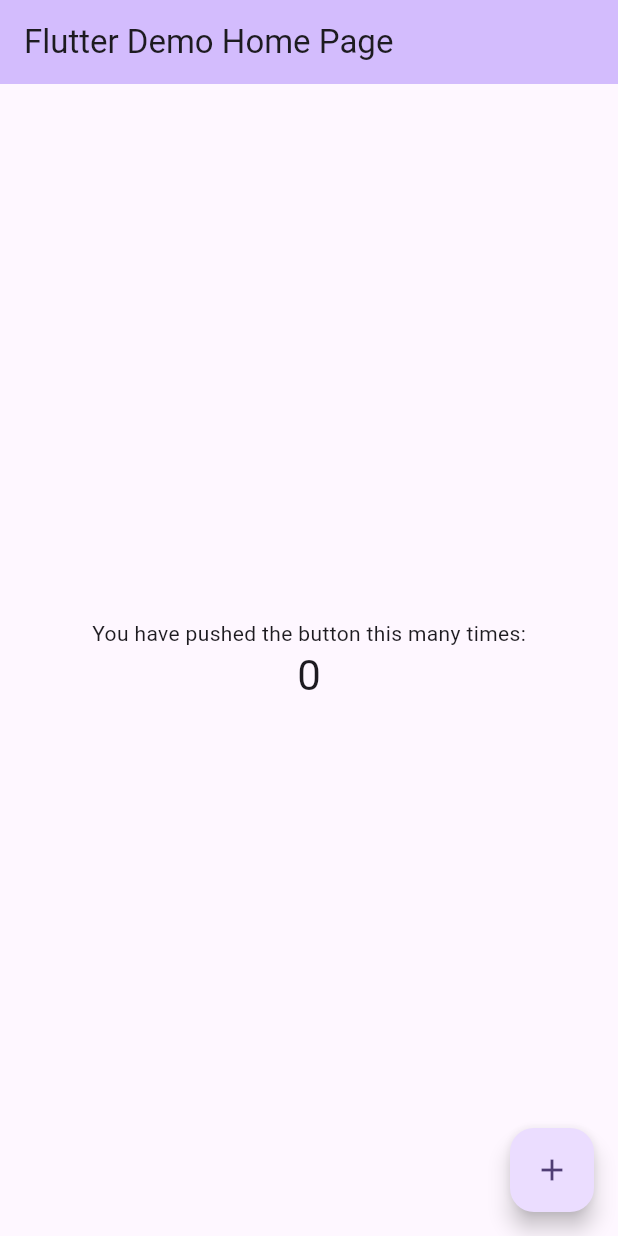
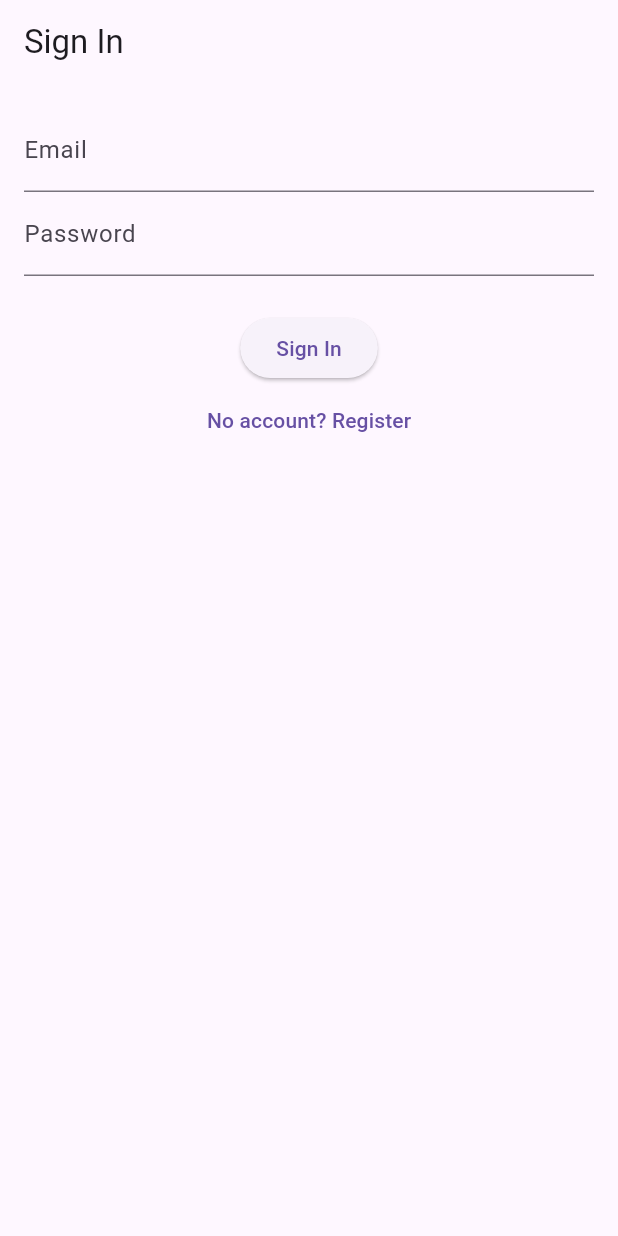
Before and after one commit to mohitkokane3900/act16, a Flutter app: the screen it shows after launch, on a phone screen of 412 x 824 dp. Run offline on Flutter 3.47's test engine with Material 3 defaults, Android fonts, the phone set to English and light mode, and no system bars; our stand-ins replace firebase_auth, firebase_core; accounts and stored records are empty.

Commit message:
firebase init and basic auth screens

```diff
--- a/lib/main.dart
+++ b/lib/main.dart
@@ -1,122 +1,15 @@
 import 'package:flutter/material.dart';
+import 'package:firebase_core/firebase_core.dart';
+import 'firebase_options.dart';
+import 'screens/auth_screen.dart';
 
-void main() {
-  runApp(const MyApp());
+void main() async {
+  WidgetsFlutterBinding.ensureInitialized();
+  await Firebase.initializeApp(
+    options: DefaultFirebaseOptions.currentPlatform,
+  );
+  runApp(const MaterialApp(
+    debugShowCheckedModeBanner: false,
+    home: AuthScreen(),
+  ));
 }
-
-class MyApp extends StatelessWidget {
-  const MyApp({super.key});
-
-  // This widget is the root of your application.
-  @override
-  Widget build(BuildContext context) {
-    return MaterialApp(
-      title: 'Flutter Demo',
-      theme: ThemeData(
-        // This is the theme of your application.
-        //
-        // TRY THIS: Try running your application with "flutter run". You'll see
-        // the application has a purple toolbar. Then, without quitting the app,
-        // try changing the seedColor in the colorScheme below to Colors.green
-        // and then invoke "hot reload" (save your changes or press the "hot
-        // reload" button in a Flutter-supported IDE, or press "r" if you used
-        // the command line to start the app).
-        //
-        // Notice that the counter didn't reset back to zero; the application
-        // state is not lost during the reload. To reset the state, use hot
-        // restart instead.
-        //
-        // This works for code too, not just values: Most code changes can be
-        // tested with just a hot reload.
-        colorScheme: ColorScheme.fromSeed(seedColor: Colors.deepPurple),
-      ),
-      home: const MyHomePage(title: 'Flutter Demo Home Page'),
-    );
-  }
-}
-
-class MyHomePage extends StatefulWidget {
-  const MyHomePage({super.key, required this.title});
-
-  // This widget is the home page of your application. It is stateful, meaning
-  // that it has a State object (defined below) that contains fields that affect
-  // how it looks.
-
-  // This class is the configuration for the state. It holds the values (in this
-  // case the title) provided by the parent (in this case the App widget) and
-  // used by the build method of the State. Fields in a Widget subclass are
-  // always marked "final".
-
-  final String title;
-
-  @override
-  State<MyHomePage> createState() => _MyHomePageState();
-}
-
-class _MyHomePageState extends State<MyHomePage> {
-  int _counter = 0;
-
-  void _incrementCounter() {
-    setState(() {
-      // This call to setState tells the Flutter framework that something has
-      // changed in this State, which causes it to rerun the build method below
-      // so that the display can reflect the updated values. If we changed
-      // _counter without calling setState(), then the build method would not be
-      // called again, and so nothing would appear to happen.
-      _counter++;
-    });
-  }
-
-  @override
-  Widget build(BuildContext context) {
-    // This method is rerun every time setState is called, for instance as done
-    // by the _incrementCounter method above.
-    //
-    // The Flutter framework has been optimized to make rerunning build methods
-    // fast, so that you can just rebuild anything that needs updating rather
-    // than having to individually change instances of widgets.
-    return Scaffold(
-      appBar: AppBar(
-        // TRY THIS: Try changing the color here to a specific color (to
-        // Colors.amber, perhaps?) and trigger a hot reload to see the AppBar
-        // change color while the other colors stay the same.
-        backgroundColor: Theme.of(context).colorScheme.inversePrimary,
-        // Here we take the value from the MyHomePage object that was created by
-        // the App.build method, and use it to set our appbar title.
-        title: Text(widget.title),
-      ),
-      body: Center(
-        // Center is a layout widget. It takes a single child and positions it
-        // in the middle of the parent.
-        child: Column(
-          // Column is also a layout widget. It takes a list of children and
-          // arranges them vertically. By default, it sizes itself to fit its
-          // children horizontally, and tries to be as tall as its parent.
-          //
-          // Column has various properties to control how it sizes itself and
-          // how it positions its children. Here we use mainAxisAlignment to
-          // center the children vertically; the main axis here is the vertical
-          // axis because Columns are vertical (the cross axis would be
-          // horizontal).
-          //
-          // TRY THIS: Invoke "debug painting" (choose the "Toggle Debug Paint"
-          // action in the IDE, or press "p" in the console), to see the
-          // wireframe for each widget.
-          mainAxisAlignment: MainAxisAlignment.center,
-          children: <Widget>[
-            const Text('You have pushed the button this many times:'),
-            Text(
-              '$_counter',
-              style: Theme.of(context).textTheme.headlineMedium,
-            ),
-          ],
-        ),
-      ),
-      floatingActionButton: FloatingActionButton(
-        onPressed: _incrementCounter,
-        tooltip: 'Increment',
-        child: const Icon(Icons.add),
-      ), // This trailing comma makes auto-formatting nicer for build methods.
-    );
-  }
-}
--- /dev/null
+++ b/lib/screens/auth_screen.dart
@@ -0,0 +1,101 @@
+import 'package:flutter/material.dart';
+import '../services/auth_service.dart';
+
+class AuthScreen extends StatefulWidget {
+  const AuthScreen({super.key});
+  @override
+  State<AuthScreen> createState() => _AuthScreenState();
+}
+
+class _AuthScreenState extends State<AuthScreen> {
+  final auth = AuthService();
+  final emailCtl = TextEditingController();
+  final passCtl = TextEditingController();
+  bool isRegister = false;
+  bool loading = false;
+  String error = '';
+
+  bool _validEmail(String s) {
+    return s.contains('@') && s.contains('.');
+  }
+
+  Future<void> _submit() async {
+    final email = emailCtl.text.trim();
+    final pass = passCtl.text.trim();
+    if (!_validEmail(email)) {
+      setState(() => error = 'Enter a valid email');
+      return;
+    }
+    if (pass.length < 6) {
+      setState(() => error = 'Password must be 6+ characters');
+      return;
+    }
+    setState(() {
+      error = '';
+      loading = true;
+    });
+    try {
+      if (isRegister) {
+        await auth.register(email, pass);
+      } else {
+        await auth.signIn(email, pass);
+      }
+      if (mounted) {
+        setState(() {
+          loading = false;
+        });
+        ScaffoldMessenger.of(context).showSnackBar(
+            SnackBar(content: Text(isRegister ? 'Registered' : 'Signed in')));
+      }
+    } catch (e) {
+      if (mounted) {
+        setState(() {
+          loading = false;
+          error = 'Auth failed';
+        });
+      }
+    }
+  }
+
+  @override
+  Widget build(BuildContext context) {
+    return Scaffold(
+      appBar: AppBar(title: Text(isRegister ? 'Register' : 'Sign In')),
+      body: Padding(
+        padding: const EdgeInsets.all(16),
+        child: Column(
+          children: [
+            TextField(
+                controller: emailCtl,
+                decoration: const InputDecoration(labelText: 'Email')),
+            TextField(
+                controller: passCtl,
+                decoration: const InputDecoration(labelText: 'Password'),
+                obscureText: true),
+            const SizedBox(height: 12),
+            if (error.isNotEmpty)
+              Text(error, style: const TextStyle(color: Colors.red)),
+            const SizedBox(height: 12),
+            ElevatedButton(
+              onPressed: loading ? null : _submit,
+              child: Text(loading
+                  ? 'Please wait'
+                  : (isRegister ? 'Create Account' : 'Sign In')),
+            ),
+            TextButton(
+              onPressed: () {
+                setState(() {
+                  isRegister = !isRegister;
+                  error = '';
+                });
+              },
+              child: Text(isRegister
+                  ? 'Have an account? Sign in'
+                  : 'No account? Register'),
+            ),
+          ],
+        ),
+      ),
+    );
+  }
+}
--- /dev/null
+++ b/lib/services/auth_service.dart
@@ -0,0 +1,32 @@
+import 'package:firebase_auth/firebase_auth.dart';
+
+class AuthService {
+  final FirebaseAuth _auth = FirebaseAuth.instance;
+
+  Stream<User?> authState() => _auth.authStateChanges();
+
+  Future<User?> register(String email, String password) async {
+    final cred = await _auth.createUserWithEmailAndPassword(
+        email: email, password: password);
+    return cred.user;
+  }
+
+  Future<User?> signIn(String email, String password) async {
+    final cred = await _auth.signInWithEmailAndPassword(
+        email: email, password: password);
+    return cred.user;
+  }
+
+  Future<void> signOut() async {
+    await _auth.signOut();
+  }
+
+  Future<void> changePassword(String newPassword) async {
+    final user = _auth.currentUser;
+    if (user == null) return;
+    await user.updatePassword(newPassword);
+    await _auth.currentUser?.reload();
+  }
+
+  User? currentUser() => _auth.currentUser;
+}
```
Also changed, not shown: pubspec.yaml (+6 -75 lines), firebase.json (added), lib/firebase_options.dart (added), pubspec.lock, 6 other files.
